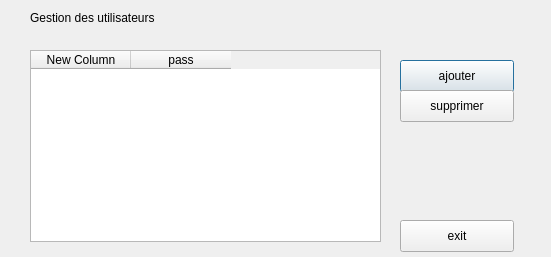
Before: the Qt Designer form usermanager.ui in abdeljalilanane/Innovative-Hotel-Manager, drawn with Qt 5.
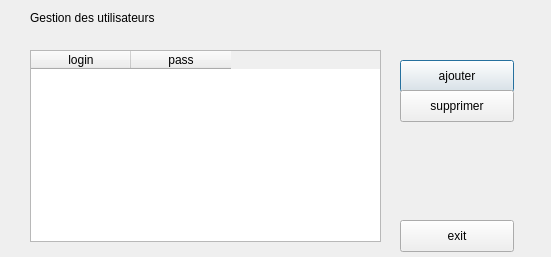
After: the same form once the commit is applied.

Commit message: root root

```diff
--- a/usermanager.ui
+++ b/usermanager.ui
@@ -76,7 +76,7 @@
    </property>
    <column>
     <property name="text">
-     <string>New Column</string>
+     <string>login</string>
     </property>
    </column>
    <column>
```
The commit also changes 1 other file.
